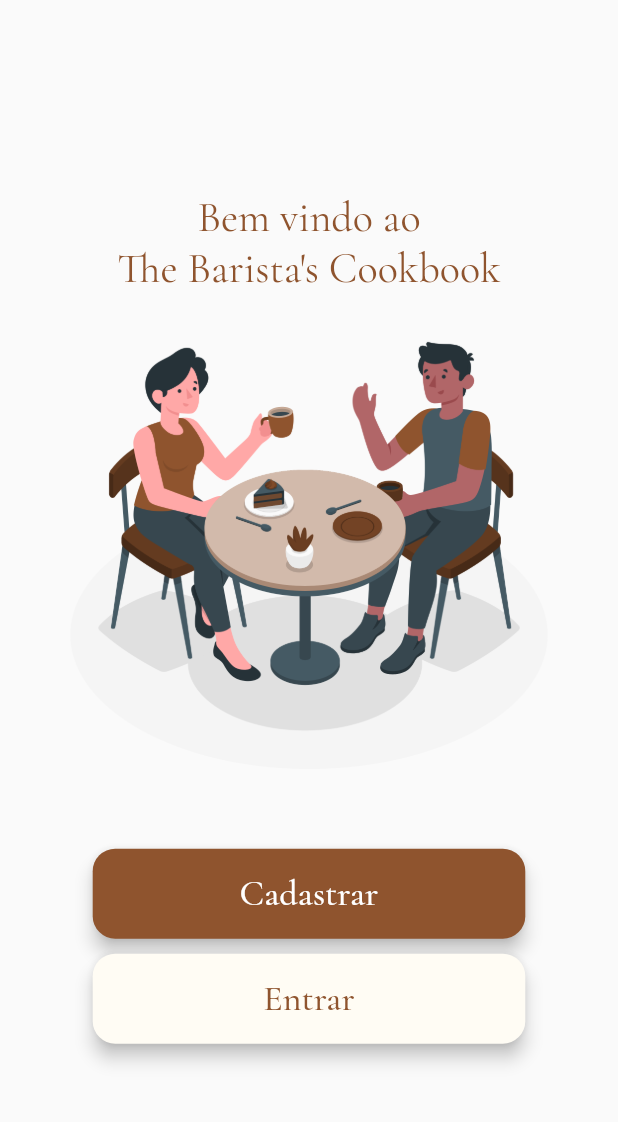
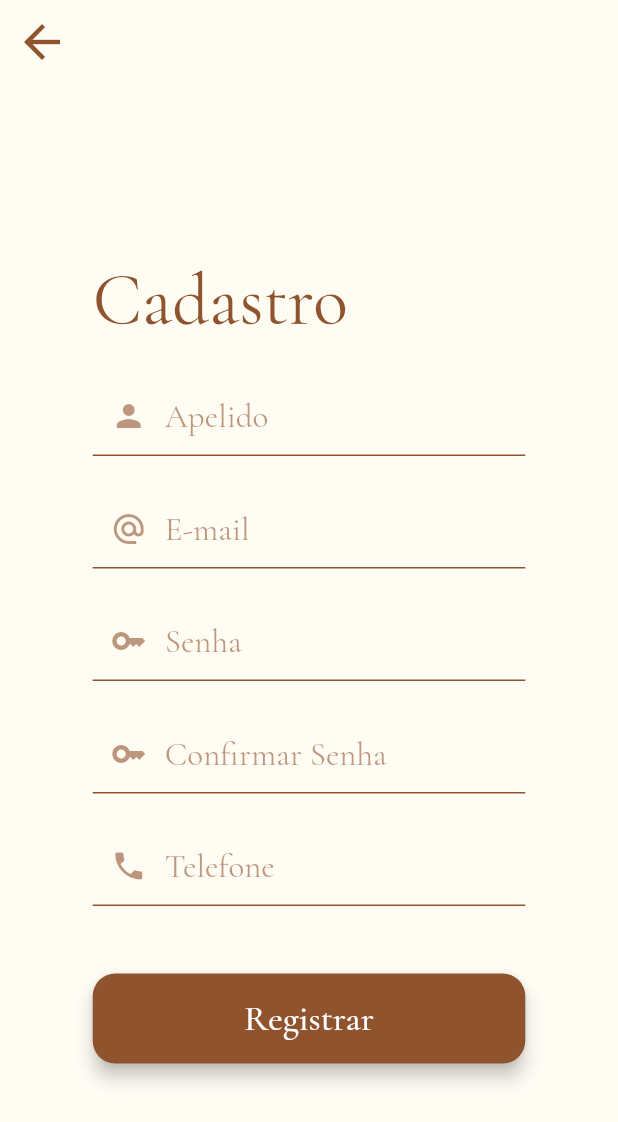
Before and after one commit to HeronWest/thebaristascookbook, a Flutter app: the WelcomePage screen opened directly, after a tap on "Cadastrar", on a phone screen of 412 x 824 dp. Shown: the top 1122 px of the screen. Run offline on Flutter 3.47's test engine with Material 2 defaults, Android fonts, the phone set to English and light mode, and no system bars; our stand-ins replace auto_size_text, brasil_fields, google_fonts, introduction_screen, material_design_icons_flutter; missing offline and left inert: numerus, uno.

Commit message:
tela de cadastro

```diff
--- /dev/null
+++ b/lib/src/features/register/components/register_button.dart
@@ -0,0 +1,25 @@
+import 'package:flutter/material.dart';
+import 'package:google_fonts/google_fonts.dart';
+
+class RegisterButton extends StatelessWidget {
+  const RegisterButton({super.key});
+
+  @override
+  Widget build(BuildContext context) {
+    return ElevatedButton(
+        onPressed: () {},
+        style: const ButtonStyle(
+          elevation: MaterialStatePropertyAll<double>(5),
+          backgroundColor: MaterialStatePropertyAll<Color>(
+            Color(0xff8F542E),
+          ),
+          shape: MaterialStatePropertyAll(RoundedRectangleBorder(
+            borderRadius: BorderRadius.all(Radius.circular(15)),
+          )),
+        ),
+        child: Text(
+          'Registrar',
+          style: GoogleFonts.cormorantGaramond(fontSize: 24),
+        ));
+  }
+}
--- /dev/null
+++ b/lib/src/features/register/register_page.dart
@@ -0,0 +1,84 @@
+import 'package:brasil_fields/brasil_fields.dart';
+import 'package:flutter/material.dart';
+import 'package:flutter/services.dart';
+import 'package:google_fonts/google_fonts.dart';
+import 'package:thebaristascookbook/src/widgets/field.dart';
+
+import 'components/register_button.dart';
+
+class RegisterPage extends StatelessWidget {
+  const RegisterPage({super.key});
+
+  @override
+  Widget build(BuildContext context) {
+    var screenSize = MediaQuery.of(context).size;
+    return Scaffold(
+      appBar: AppBar(
+        backgroundColor: Colors.transparent,
+        elevation: 0,
+        iconTheme: const IconThemeData(color: Color(0xff8F542E), size: 36),
+      ),
+      backgroundColor: const Color(0xffFFFCF4),
+      body: Center(
+        child: SingleChildScrollView(
+          child: SizedBox(
+            width: screenSize.width * 0.7,
+            child: Column(
+                mainAxisAlignment: MainAxisAlignment.center,
+                crossAxisAlignment: CrossAxisAlignment.center,
+                children: [
+                  Align(
+                    alignment: Alignment.centerLeft,
+                    child: Text(
+                      'Cadastro',
+                      textAlign: TextAlign.center,
+                      style: GoogleFonts.cormorantGaramond(
+                          color: const Color(0xff8F542E), fontSize: 48),
+                    ),
+                  ),
+                  const Padding(padding: EdgeInsets.only(top: 20)),
+                  FieldWidget(
+                      width: screenSize.width * 0.7,
+                      hintText: "Apelido",
+                      prefixIcon: Icons.person),
+                  const Padding(padding: EdgeInsets.only(top: 5)),
+                  FieldWidget(
+                      width: screenSize.width * 0.7,
+                      hintText: "E-mail",
+                      prefixIcon: Icons.alternate_email),
+                  const Padding(padding: EdgeInsets.only(top: 5)),
+                  FieldWidget(
+                      width: screenSize.width * 0.7,
+                      hintText: "Senha",
+                      prefixIcon: Icons.key,
+                      obscureText: true),
+                  const Padding(padding: EdgeInsets.only(top: 5)),
+                  FieldWidget(
+                    width: screenSize.width * 0.7,
+                    hintText: "Confirmar Senha",
+                    prefixIcon: Icons.key,
+                    obscureText: true,
+                  ),
+                  const Padding(padding: EdgeInsets.only(top: 5)),
+                  FieldWidget(
+                      inputFormatters: [
+                        FilteringTextInputFormatter.digitsOnly,
+                        TelefoneInputFormatter()
+                      ],
+                      keyboardType: TextInputType.number,
+                      width: screenSize.width * 0.7,
+                      hintText: "Telefone",
+                      prefixIcon: Icons.phone),
+                  const Padding(padding: EdgeInsets.only(top: 30)),
+                  SizedBox(
+                    height: 60,
+                    width: screenSize.width * 0.7,
+                    child: const RegisterButton(),
+                  ),
+                ]),
+          ),
+        ),
+      ),
+    );
+  }
+}
--- a/lib/src/features/welcome/welcome_page.dart
+++ b/lib/src/features/welcome/welcome_page.dart
@@ -1,6 +1,7 @@
 import 'package:flutter/material.dart';
 import 'package:google_fonts/google_fonts.dart';
 import 'package:thebaristascookbook/src/features/login/view/login_page.dart';
+import 'package:thebaristascookbook/src/features/register/register_page.dart';
 
 class WelcomePage extends StatelessWidget {
   const WelcomePage({super.key});
@@ -30,7 +31,12 @@ class WelcomePage extends StatelessWidget {
                   width: screenSize.width * 0.7,
                   height: 60,
                   child: ElevatedButton(
-                    onPressed: () {},
+                    onPressed: () {
+                      Navigator.push(
+                        context,
+                        MaterialPageRoute(builder: (context) => RegisterPage()),
+                      );
+                    },
                     child: Text('Cadastrar',
                         style: GoogleFonts.cormorantGaramond(fontSize: 24)),
                     style: const ButtonStyle(
--- a/lib/src/models/user.dart
+++ b/lib/src/modules/user/model/user.dart
@@ -2,28 +2,32 @@
 import 'dart:convert';
 
 class UserModel {
-  String? id;
+  int? id;
   String name;
   String email;
+  String nickname;
   String? phone;
 
   UserModel({
     this.id,
     required this.name,
     required this.email,
+    required this.nickname,
     this.phone,
   });
 
   UserModel copyWith({
-    String? id,
+    int? id,
     String? name,
     String? email,
+    String? nickname,
     String? phone,
   }) {
     return UserModel(
       id: id ?? this.id,
       name: name ?? this.name,
       email: email ?? this.email,
+      nickname: nickname ?? this.nickname,
       phone: phone ?? this.phone,
     );
   }
@@ -33,36 +37,39 @@ class UserModel {
       'id': id,
       'name': name,
       'email': email,
+      'nickname': nickname,
       'phone': phone,
     };
   }
 
   factory UserModel.fromMap(Map<String, dynamic> map) {
     return UserModel(
-      id: map['id'] != null ? map['id'] as String : null,
+      id: map['id'] as int,
       name: map['name'] as String,
       email: map['email'] as String,
-      phone: map['phone'] != null ? map['phone'] as String : null,
+      nickname: map['nickname'] as String,
+      phone: map['phone'] as String,
     );
   }
 
   String toJson() => json.encode(toMap());
 
-  factory UserModel.fromJson(String source) => UserModel.fromMap(json.decode(source) as Map<String, dynamic>);
+  factory UserModel.fromJson(String source) =>
+      UserModel.fromMap(json.decode(source) as Map<String, dynamic>);
 
   @override
   String toString() {
-    return 'UserModel(id: $id, name: $name, email: $email, phone: $phone)';
+    return 'UserModel(id: $id, name: $name, email: $email, nickname: $nickname, phone: $phone)';
   }
 
   @override
   bool operator ==(covariant UserModel other) {
     if (identical(this, other)) return true;
 
-    return
-      other.id == id &&
+    return other.id == id &&
         other.name == name &&
         other.email == email &&
+        other.nickname == nickname &&
         other.phone == phone;
   }
 
@@ -71,6 +78,7 @@ class UserModel {
     return id.hashCode ^
         name.hashCode ^
         email.hashCode ^
+        nickname.hashCode ^
         phone.hashCode;
   }
 }
--- /dev/null
+++ b/lib/src/modules/user/service/user_service.dart
@@ -0,0 +1,16 @@
+import 'dart:io';
+
+import 'package:thebaristascookbook/src/modules/user/model/user.dart';
+import 'package:uno/uno.dart';
+
+class UserService {
+
+  Uno client;
+
+  UserService(this.client);
+
+  Future<int> createUser(UserModel user) async {
+    Response response = await client.post('/api/users', data: user.toJson());
+    return response.status;
+  }
+}
--- /dev/null
+++ b/lib/src/widgets/field.dart
@@ -0,0 +1,56 @@
+import 'package:flutter/material.dart';
+import 'package:flutter/services.dart';
+import 'package:google_fonts/google_fonts.dart';
+
+class FieldWidget extends StatelessWidget {
+  FieldWidget(
+      {super.key,
+      required this.width,
+      required this.hintText,
+      required this.prefixIcon,
+      this.obscureText = false,
+      this.inputFormatters,
+      this.keyboardType});
+
+  double width;
+  String hintText;
+  IconData prefixIcon;
+  bool obscureText = false;
+  List<TextInputFormatter>? inputFormatters = [];
+  TextInputType? keyboardType;
+
+  @override
+  Widget build(BuildContext context) {
+    var screenSize = MediaQuery.of(context).size;
+    return Container(
+      padding: const EdgeInsets.only(bottom: 15, top: 2),
+      width: screenSize.width * 0.7,
+      child: TextFormField(
+          inputFormatters: inputFormatters,
+          keyboardType: keyboardType,
+          obscureText: obscureText,
+          style: GoogleFonts.cormorantGaramond(
+              fontSize: 24, color: const Color(0xff8F542E)),
+          decoration: InputDecoration(
+            filled: true,
+            fillColor: Colors.transparent,
+            border: const UnderlineInputBorder(
+              borderSide: BorderSide(color: Color(0xff8F542E), width: 1),
+            ),
+            enabledBorder: const UnderlineInputBorder(
+              borderSide: BorderSide(color: Color(0xff8F542E), width: 1),
+            ),
+            focusedBorder: const UnderlineInputBorder(
+              borderSide: BorderSide(color: Color(0xff8F542E), width: 1),
+            ),
+            hintText: hintText,
+            hintStyle: GoogleFonts.cormorantGaramond(
+                fontSize: 22, color: const Color(0xff8F542E).withOpacity(0.6)),
+            prefixIcon: Icon(
+              prefixIcon,
+              color: const Color(0xff8F542E).withOpacity(0.6),
+            ),
+          )),
+    );
+  }
+}
--- a/pubspec.yaml
+++ b/pubspec.yaml
@@ -40,6 +40,9 @@ dependencies:
   material_design_icons_flutter: ^7.0.7296
   auto_size_text: ^3.0.0
   introduction_screen: ^3.1.11
+  brasil_fields: ^1.14.0
+  uno: ^1.1.9
+  mocktail: ^1.0.0
 
 dev_dependencies:
   flutter_test:
```
Also changed, not shown: lib/src/features/recipe/view/components/sub-view/components/textfield.dart (line endings or trailing spaces), pubspec.lock, 1 other file. Lines whose indentation alone changed are shown as unchanged.
